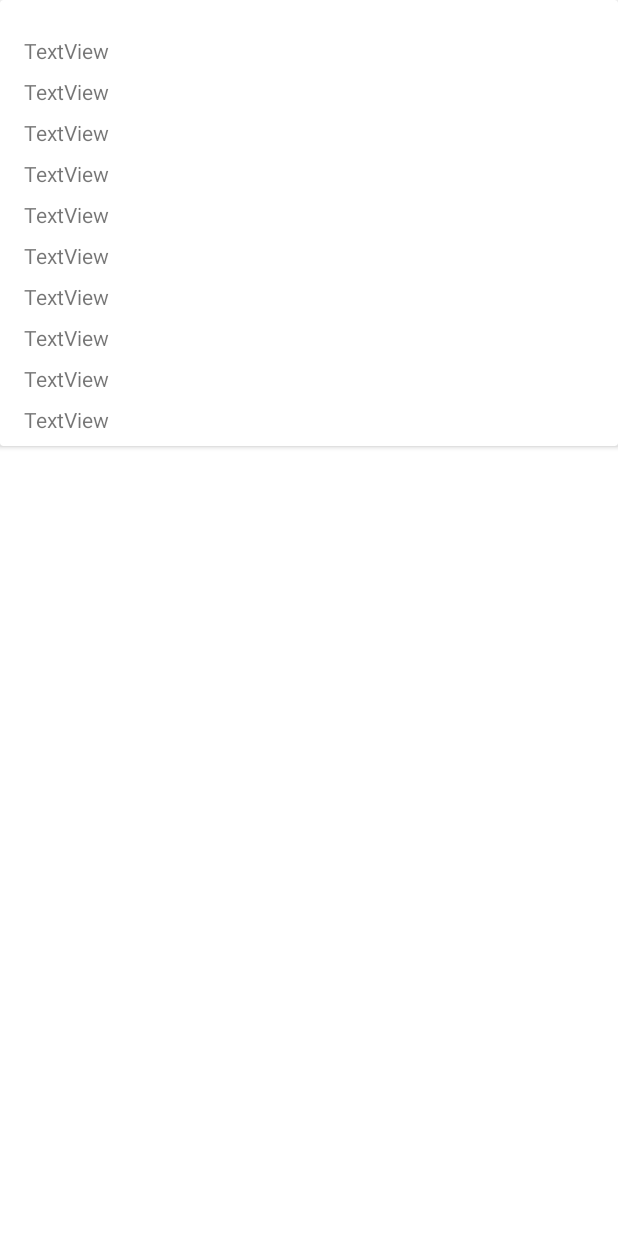
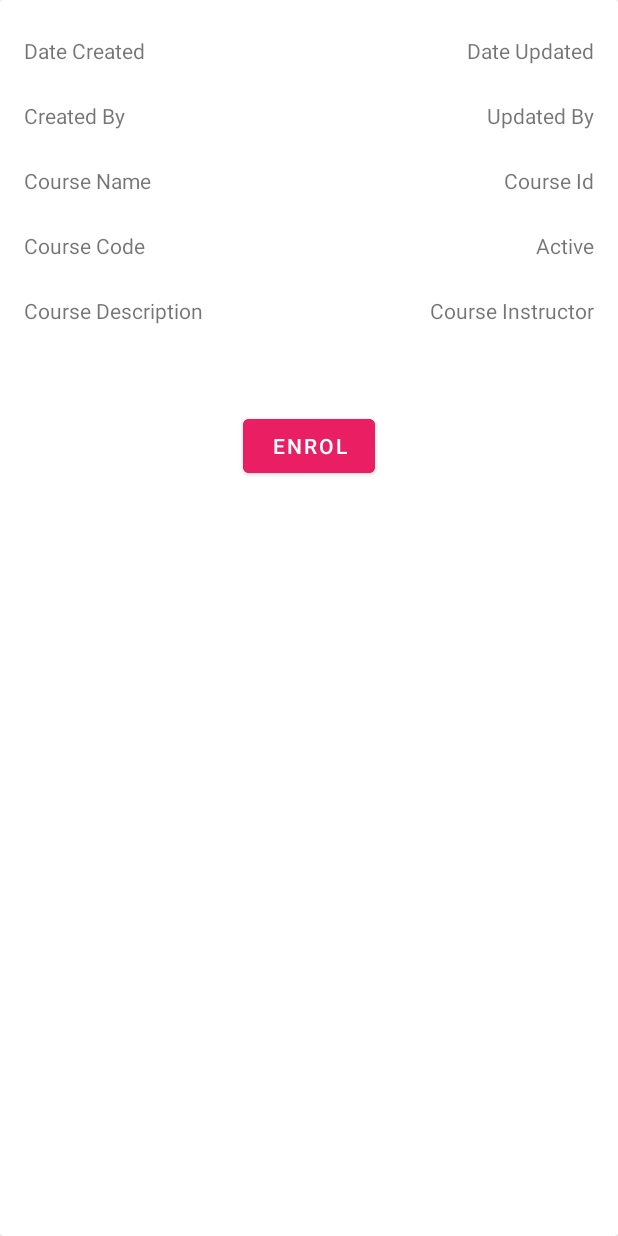
Before and after one commit to Wuanitawanjiku/Registration-form, an Android app: the layout course_response_list_item.xml on its own in the app's theme, with its tools: preview values and no code run, on a phone screen of 412 x 824 dp. Run offline under Robolectric (Android 15) with nearby library versions, the phone set to English and light mode, and no system bars; network calls fail.

Commit message:
Enrol_Student

```diff
--- a/app/src/main/java/com/example/registration/api/ApiInterface.kt
+++ b/app/src/main/java/com/example/registration/api/ApiInterface.kt
@@ -1,7 +1,6 @@
 package com.example.registration.api
 
 import com.example.registration.models.*
-import retrofit2.Call
 import retrofit2.Response
 import retrofit2.http.Body
 import retrofit2.http.GET
@@ -17,4 +16,7 @@ interface ApiInterface {
 
     @GET("/courses")
     suspend fun studentCourses(@Header("Authorization") token: String): Response<List<CoursesResponse>>
+
+    @POST("/enrolments")
+    suspend fun enrol(@Header("Authorization") token: String): Response<EnrolmentResponse>
 }
--- a/app/src/main/java/com/example/registration/viewmodel/CoursesViewModel.kt
+++ b/app/src/main/java/com/example/registration/viewmodel/CoursesViewModel.kt
@@ -12,9 +12,9 @@ class CoursesViewModel: ViewModel() {
         var coursesFailedLiveData = MutableLiveData<String>()
         var coursesRepository = CoursesRepository()
 
-        fun coursesList(){
+        fun coursesList(accessToken: String){
             viewModelScope.launch {
-                var response = coursesRepository.courses()
+                var response = coursesRepository.courses(accessToken)
                 if (response.isSuccessful){
                     coursesLiveData.postValue(response.body())
                 }
--- a/app/src/main/java/com/example/registration/viewmodel/LogInViewModel.kt
+++ b/app/src/main/java/com/example/registration/viewmodel/LogInViewModel.kt
@@ -15,7 +15,7 @@ class LogInViewModel:ViewModel() {
 
     fun logIn(logInRequest: LogInRequest){
         viewModelScope.launch {
-            var response = userRepository.login(logInRequest,)
+            var response = userRepository.login(logInRequest)
             if (response.isSuccessful){
                 logInLiveData.postValue(response.body())
             }
--- a/app/src/main/res/layout/course_response_list_item.xml
+++ b/app/src/main/res/layout/course_response_list_item.xml
@@ -3,12 +3,12 @@
     xmlns:app="http://schemas.android.com/apk/res-auto"
     xmlns:tools="http://schemas.android.com/tools"
     android:layout_width="match_parent"
-    android:layout_height="wrap_content">
+    android:layout_height="match_parent">
 
     <androidx.constraintlayout.widget.ConstraintLayout
         android:id="@+id/cvCoursesResponse"
         android:layout_width="match_parent"
-        android:layout_height="wrap_content">
+        android:layout_height="353dp">
 
         <TextView
             android:id="@+id/tvDateCreated"
@@ -16,7 +16,7 @@
             android:layout_height="wrap_content"
             android:layout_marginStart="16dp"
             android:layout_marginTop="24dp"
-            android:text="TextView"
+            android:text="Date Created"
             app:layout_constraintStart_toStartOf="parent"
             app:layout_constraintTop_toTopOf="parent" />
 
@@ -24,49 +24,49 @@
             android:id="@+id/tvDateUpdated"
             android:layout_width="wrap_content"
             android:layout_height="wrap_content"
-            android:layout_marginStart="16dp"
-            android:layout_marginTop="8dp"
-            android:text="TextView"
-            app:layout_constraintStart_toStartOf="parent"
-            app:layout_constraintTop_toBottomOf="@+id/tvDateCreated" />
+            android:layout_marginTop="24dp"
+            android:layout_marginEnd="16dp"
+            android:text="Date Updated"
+            app:layout_constraintEnd_toEndOf="parent"
+            app:layout_constraintTop_toTopOf="parent" />
 
         <TextView
             android:id="@+id/tvUpdatedBy"
             android:layout_width="wrap_content"
             android:layout_height="wrap_content"
-            android:layout_marginStart="16dp"
-            android:layout_marginTop="8dp"
-            android:text="TextView"
-            app:layout_constraintStart_toStartOf="parent"
-            app:layout_constraintTop_toBottomOf="@+id/tvCreatedBy" />
+            android:layout_marginTop="24dp"
+            android:layout_marginEnd="16dp"
+            android:text="Updated By"
+            app:layout_constraintEnd_toEndOf="parent"
+            app:layout_constraintTop_toBottomOf="@+id/tvDateUpdated" />
 
         <TextView
             android:id="@+id/tvCourseId"
             android:layout_width="wrap_content"
             android:layout_height="wrap_content"
-            android:layout_marginStart="16dp"
-            android:layout_marginTop="8dp"
-            android:text="TextView"
-            app:layout_constraintStart_toStartOf="parent"
-            app:layout_constraintTop_toBottomOf="@+id/tvActive" />
+            android:layout_marginTop="24dp"
+            android:layout_marginEnd="16dp"
+            android:text="Course Id"
+            app:layout_constraintEnd_toEndOf="parent"
+            app:layout_constraintTop_toBottomOf="@+id/tvUpdatedBy" />
 
         <TextView
             android:id="@+id/tvCoursename"
             android:layout_width="wrap_content"
             android:layout_height="wrap_content"
             android:layout_marginStart="16dp"
-            android:layout_marginTop="8dp"
-            android:text="TextView"
+            android:layout_marginTop="24dp"
+            android:text="Course Name"
             app:layout_constraintStart_toStartOf="parent"
-            app:layout_constraintTop_toBottomOf="@+id/tvCourseId" />
+            app:layout_constraintTop_toBottomOf="@+id/tvCreatedBy" />
 
         <TextView
             android:id="@+id/tvCourseCode"
             android:layout_width="wrap_content"
             android:layout_height="wrap_content"
             android:layout_marginStart="16dp"
-            android:layout_marginTop="8dp"
-            android:text="TextView"
+            android:layout_marginTop="24dp"
+            android:text="Course Code"
             app:layout_constraintStart_toStartOf="parent"
             app:layout_constraintTop_toBottomOf="@+id/tvCoursename" />
 
@@ -75,8 +75,8 @@
             android:layout_width="wrap_content"
             android:layout_height="wrap_content"
             android:layout_marginStart="16dp"
-            android:layout_marginTop="8dp"
-            android:text="TextView"
+            android:layout_marginTop="24dp"
+            android:text="Course Description"
             app:layout_constraintStart_toStartOf="parent"
             app:layout_constraintTop_toBottomOf="@+id/tvCourseCode" />
 
@@ -85,31 +85,42 @@
             android:layout_width="wrap_content"
             android:layout_height="wrap_content"
             android:layout_marginStart="16dp"
-            android:layout_marginTop="8dp"
-            android:text="TextView"
+            android:layout_marginTop="24dp"
+            android:text="Created By"
             app:layout_constraintStart_toStartOf="parent"
-            app:layout_constraintTop_toBottomOf="@+id/tvDateUpdated" />
+            app:layout_constraintTop_toBottomOf="@+id/tvDateCreated" />
 
         <TextView
             android:id="@+id/tvActive"
             android:layout_width="wrap_content"
             android:layout_height="wrap_content"
-            android:layout_marginStart="16dp"
-            android:layout_marginTop="8dp"
-            android:text="TextView"
-            app:layout_constraintStart_toStartOf="parent"
-            app:layout_constraintTop_toBottomOf="@+id/tvUpdatedBy" />
+            android:layout_marginTop="24dp"
+            android:layout_marginEnd="16dp"
+            android:text="Active"
+            app:layout_constraintEnd_toEndOf="parent"
+            app:layout_constraintTop_toBottomOf="@+id/tvCourseId" />
 
         <TextView
             android:id="@+id/tvCourseInstructor"
             android:layout_width="wrap_content"
             android:layout_height="wrap_content"
-            android:layout_marginStart="16dp"
-            android:layout_marginTop="8dp"
-            android:layout_marginBottom="8dp"
-            android:text="TextView"
+            android:layout_marginTop="24dp"
+            android:layout_marginEnd="16dp"
+            android:text="Course Instructor"
+            app:layout_constraintEnd_toEndOf="parent"
+            app:layout_constraintTop_toBottomOf="@+id/tvActive" />
+
+        <Button
+            android:id="@+id/btnEnrol"
+            android:layout_width="wrap_content"
+            android:layout_height="wrap_content"
+            android:layout_marginStart="32dp"
+            android:layout_marginEnd="32dp"
+            android:layout_marginBottom="32dp"
+            android:backgroundTint="#E91E63"
+            android:text="Enrol"
             app:layout_constraintBottom_toBottomOf="parent"
-            app:layout_constraintStart_toStartOf="parent"
-            app:layout_constraintTop_toBottomOf="@+id/tvCourseDescription" />
+            app:layout_constraintEnd_toEndOf="parent"
+            app:layout_constraintStart_toStartOf="parent" />
     </androidx.constraintlayout.widget.ConstraintLayout>
 </androidx.cardview.widget.CardView>
```
Also changed, not shown: app/src/main/java/com/example/registration/models/EnrolmentRequest.kt (added, +8 -0 lines), app/src/main/java/com/example/registration/models/EnrolmentResponse.kt (added, +9 -0 lines), app/src/main/java/com/example/registration/repository/CoursesRepository.kt (+10 -4 lines), app/src/main/java/com/example/registration/ui/CoursesActivity.kt (+28 -12 lines), app/src/main/java/com/example/registration/ui/CoursesAdapter.kt (deleted, +0 -34 lines), app/src/main/java/com/example/registration/ui/CoursesResponseAdapter.kt (+23 -0 lines), app/src/main/java/com/example/registration/ui/LogIn.kt (+14 -7 lines), app/src/main/java/com/example/registration/ui/MainActivity.kt (+11 -9 lines), app/src/main/java/com/example/registration/viewmodel/EnrolViewModel.kt (added, +26 -0 lines), app/src/main/res/layout/activity_main.xml (+46 -40 lines).
